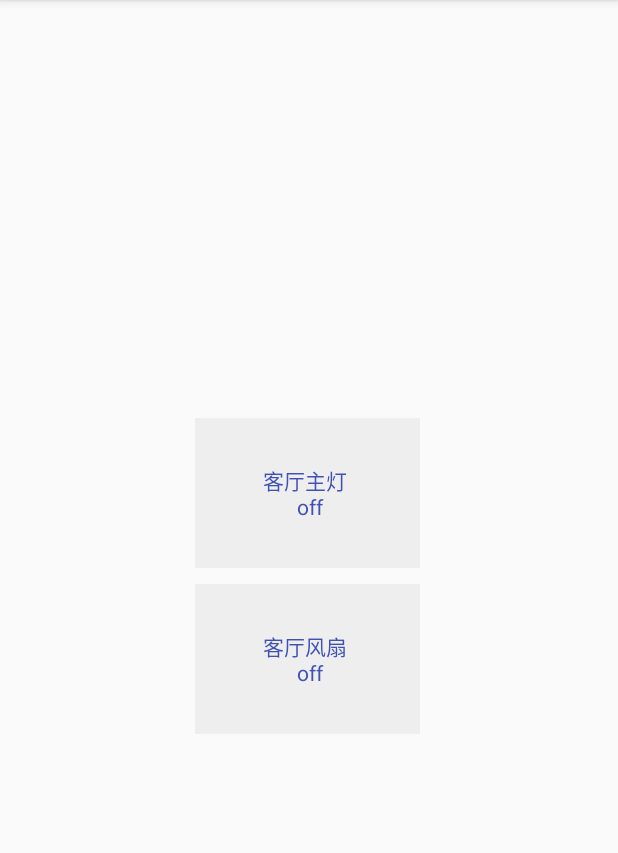
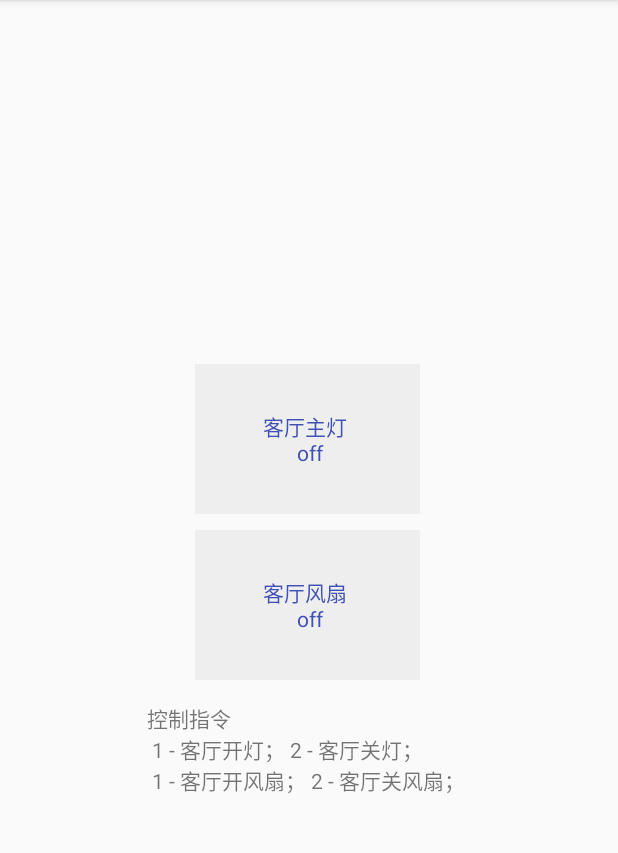
Before and after one commit to liuzhy520/voiceCommandDemo, an Android app: the screen it shows after launch (MainActivityActivity), on a phone screen of 412 x 824 dp, the part 84-937 px from its top. Run offline under Robolectric (Android 15) with nearby library versions, the phone set to English and light mode, and no system bars; 2 statements that could not run were skipped.

Commit message:
add introduction

```diff
--- a/app/src/main/res/layout/main_activity.xml
+++ b/app/src/main/res/layout/main_activity.xml
@@ -102,5 +102,12 @@
 
     </LinearLayout>
 
+    <TextView
+        android:layout_width="wrap_content"
+        android:layout_height="wrap_content"
+        android:layout_marginTop="10dp"
+        android:text="控制指令\n 1 - 客厅开灯； 2 - 客厅关灯； \n 1 - 客厅开风扇； 2 - 客厅关风扇； "
+        />
+
 
 </LinearLayout>
```
